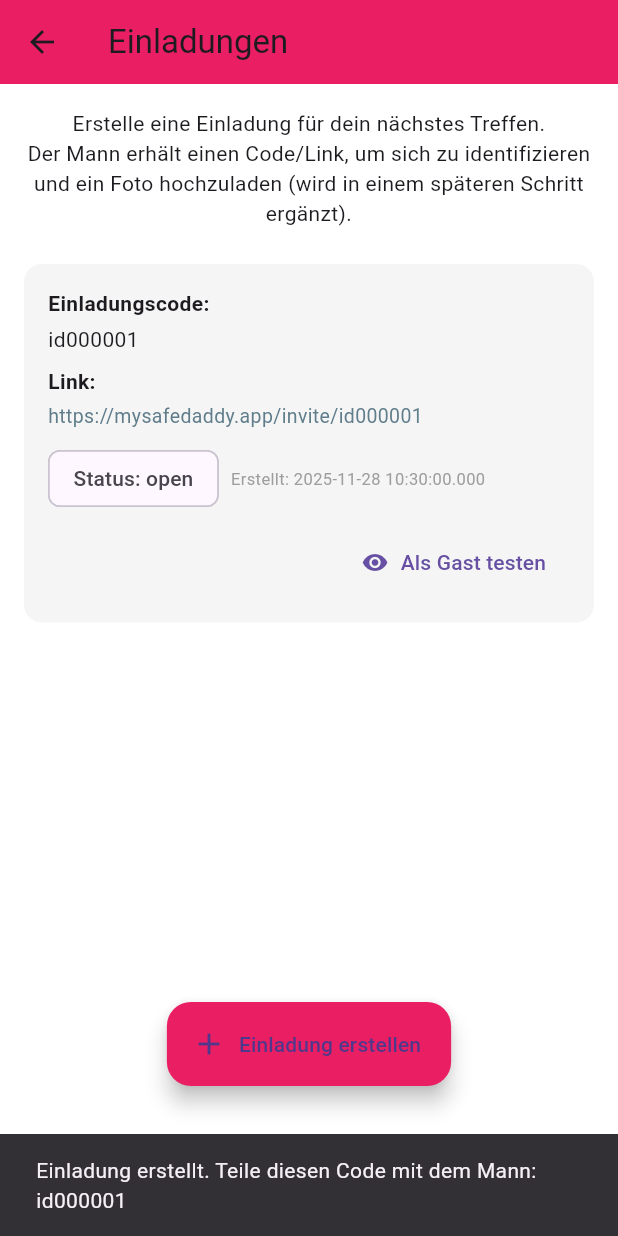
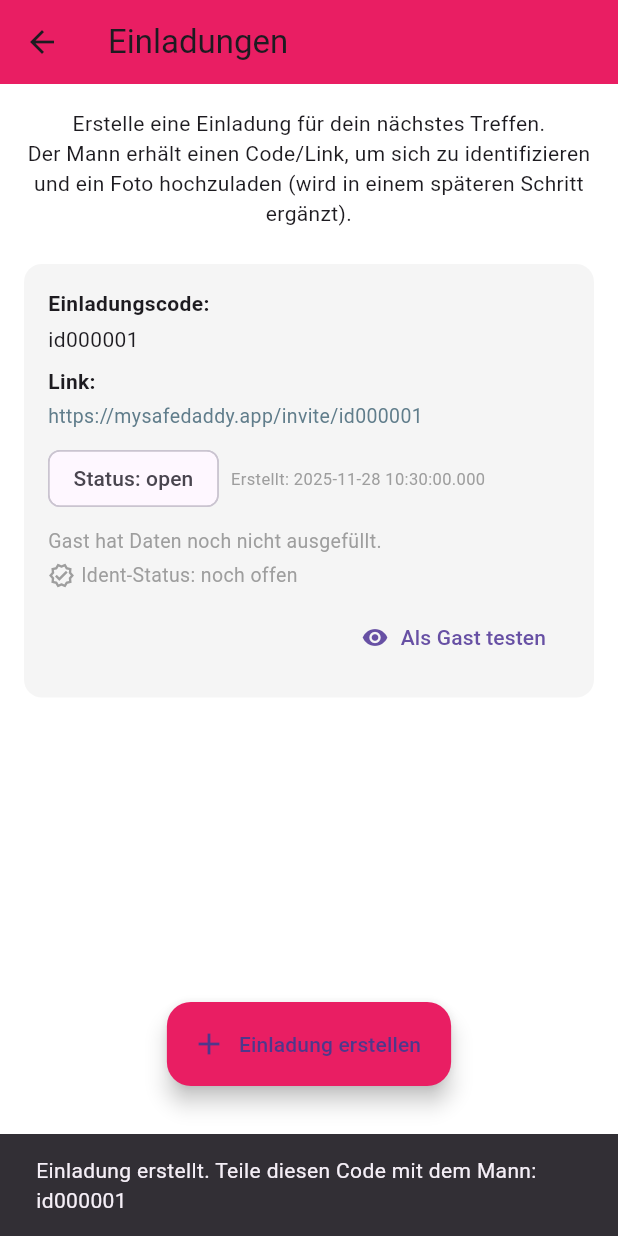
Before and after one commit to skberlin/mysafedaddy, a Flutter app: the InvitationScreen screen opened by its route, after a tap on "Einladung erstellen", on a phone screen of 412 x 824 dp. Run offline on Flutter 3.47's test engine with Material 3 defaults, Android fonts, the phone set to English and light mode, and no system bars; our stand-ins replace cloud_firestore, firebase_auth, firebase_core; accounts and stored records are empty.

Commit message:
feat(invitation): Gastdaten in Nutzer-Einladungen gespiegelt und Ident-Status im UI angezeigt

```diff
--- a/lib/features/invitation/presentation/screens/invitation_screen.dart
+++ b/lib/features/invitation/presentation/screens/invitation_screen.dart
@@ -132,6 +132,15 @@ class _InvitationScreenState extends State<InvitationScreen> {
                     final createdAt = data['createdAt'] as Timestamp?;
                     final createdDate = createdAt?.toDate();
 
+                    final guestFirstName = data['guestFirstName'] as String?;
+                    final guestLastName = data['guestLastName'] as String?;
+                    final verifiedBasic = data['verifiedBasic'] == true;
+
+                    final guestName = (guestFirstName != null &&
+                            guestFirstName.isNotEmpty)
+                        ? "$guestFirstName ${guestLastName ?? ''}".trim()
+                        : null;
+
                     return Container(
                       padding: const EdgeInsets.all(16),
                       decoration: BoxDecoration(
@@ -185,6 +194,49 @@ class _InvitationScreenState extends State<InvitationScreen> {
                             ],
                           ),
                           const SizedBox(height: 8),
+                          if (guestName != null)
+                            Row(
+                              children: [
+                                const Icon(Icons.person, size: 18),
+                                const SizedBox(width: 4),
+                                Text(
+                                  "Gast: $guestName",
+                                  style: const TextStyle(fontSize: 14),
+                                ),
+                              ],
+                            )
+                          else
+                            const Text(
+                              "Gast hat Daten noch nicht ausgefüllt.",
+                              style: TextStyle(fontSize: 13, color: Colors.grey),
+                            ),
+                          const SizedBox(height: 4),
+                          Row(
+                            children: [
+                              Icon(
+                                verifiedBasic
+                                    ? Icons.verified
+                                    : Icons.verified_outlined,
+                                size: 18,
+                                color: verifiedBasic
+                                    ? Colors.green
+                                    : Colors.grey,
+                              ),
+                              const SizedBox(width: 4),
+                              Text(
+                                verifiedBasic
+                                    ? "Ident-Status: Basisdaten bestätigt"
+                                    : "Ident-Status: noch offen",
+                                style: TextStyle(
+                                  fontSize: 13,
+                                  color: verifiedBasic
+                                      ? Colors.green
+                                      : Colors.grey,
+                                ),
+                              ),
+                            ],
+                          ),
+                          const SizedBox(height: 8),
                           Align(
                             alignment: Alignment.centerRight,
                             child: TextButton.icon(
```
Also changed, not shown: lib/features/invitation/presentation/screens/guest_invite_screen.dart (+32 -2 lines), lib/features/identification/data/models/ident_result.dart (added), lib/features/identification/data/repositories/ident_repository.dart (added), lib/features/identification/domain/usecases/process_id_document.dart (added), lib/features/identification/domain/usecases/upload_selfie.dart (added), lib/features/identification/presentation/screens/id_document_screen.dart (added), lib/features/identification/presentation/screens/selfie_capture_screen.dart (added), lib/features/identification/presentation/screens/verification_result_screen.dart (added), lib/features/identification/presentation/widgets/selfie_preview.dart (added), lib/features/identification/presentation/widgets/upload_progress.dart (added).
